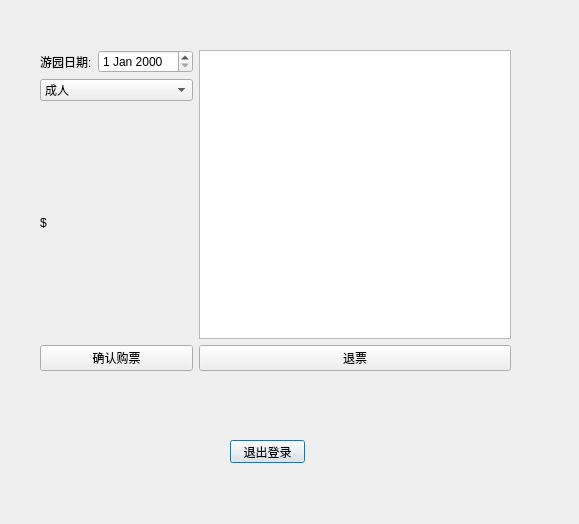
NorthWardTop/TicketMaster, file code/TicketMaster/userdlg.ui: the form before one commit.
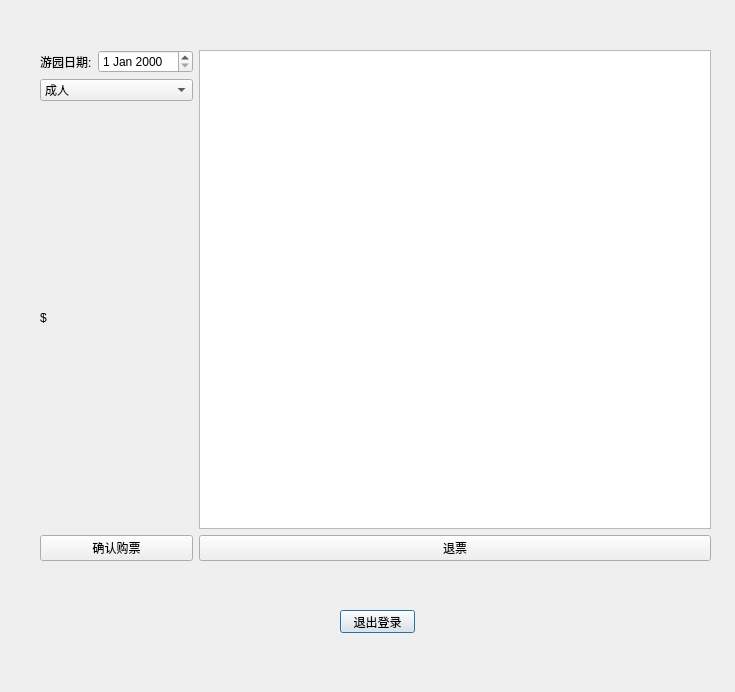
The form after the commit.

Diff of the .ui file:
```diff
--- a/code/TicketMaster/userdlg.ui
+++ b/code/TicketMaster/userdlg.ui
@@ -6,8 +6,8 @@
    <rect>
     <x>0</x>
     <y>0</y>
-    <width>579</width>
-    <height>524</height>
+    <width>735</width>
+    <height>692</height>
    </rect>
   </property>
   <property name="windowTitle">
@@ -16,8 +16,8 @@
   <widget class="QPushButton" name="btn_logout">
    <property name="geometry">
     <rect>
-     <x>230</x>
-     <y>440</y>
+     <x>340</x>
+     <y>610</y>
      <width>75</width>
      <height>23</height>
     </rect>
@@ -31,8 +31,8 @@
     <rect>
      <x>40</x>
      <y>50</y>
-     <width>471</width>
-     <height>321</height>
+     <width>671</width>
+     <height>511</height>
     </rect>
    </property>
    <layout class="QHBoxLayout" name="horizontalLayout_3">
```
